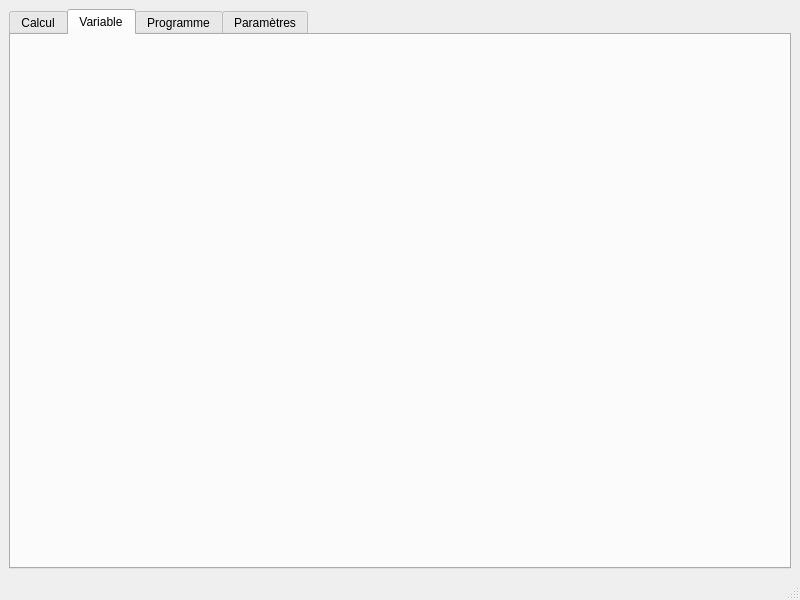
Qt form mainwindow.ui (doremiiy/LO21_UTCalculator) before a commit.
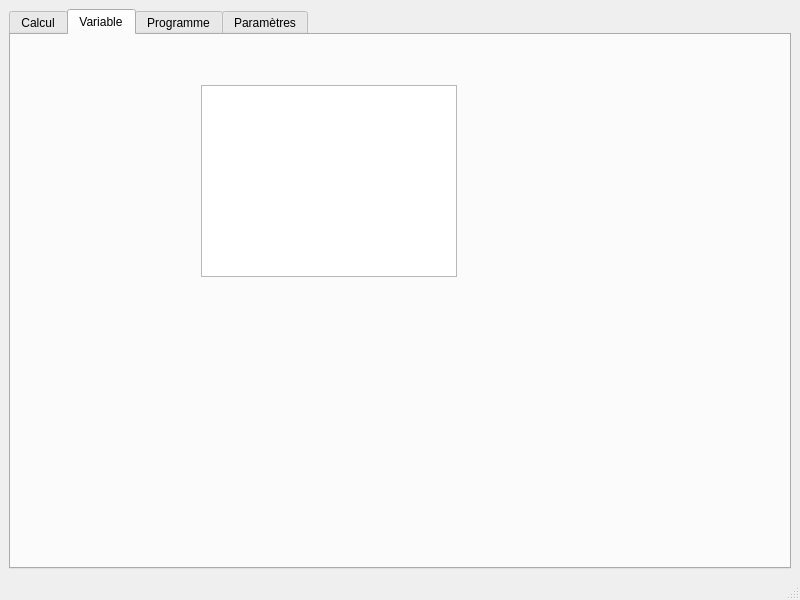
The same form after that commit. The open tabs and pages were chosen to show the change.

Commit message: Ajout de vueVar

What changed in the file:
```diff
--- a/mainwindow.ui
+++ b/mainwindow.ui
@@ -184,6 +184,16 @@
        <attribute name="title">
         <string>Variable</string>
        </attribute>
+       <widget class="QTableWidget" name="vueVar">
+        <property name="geometry">
+         <rect>
+          <x>190</x>
+          <y>50</y>
+          <width>256</width>
+          <height>192</height>
+         </rect>
+        </property>
+       </widget>
       </widget>
       <widget class="QWidget" name="programme">
        <attribute name="title">
```
Left out of the diff: 2 changed lines with no effect on the pictures. The commit also changes 2 other files.
